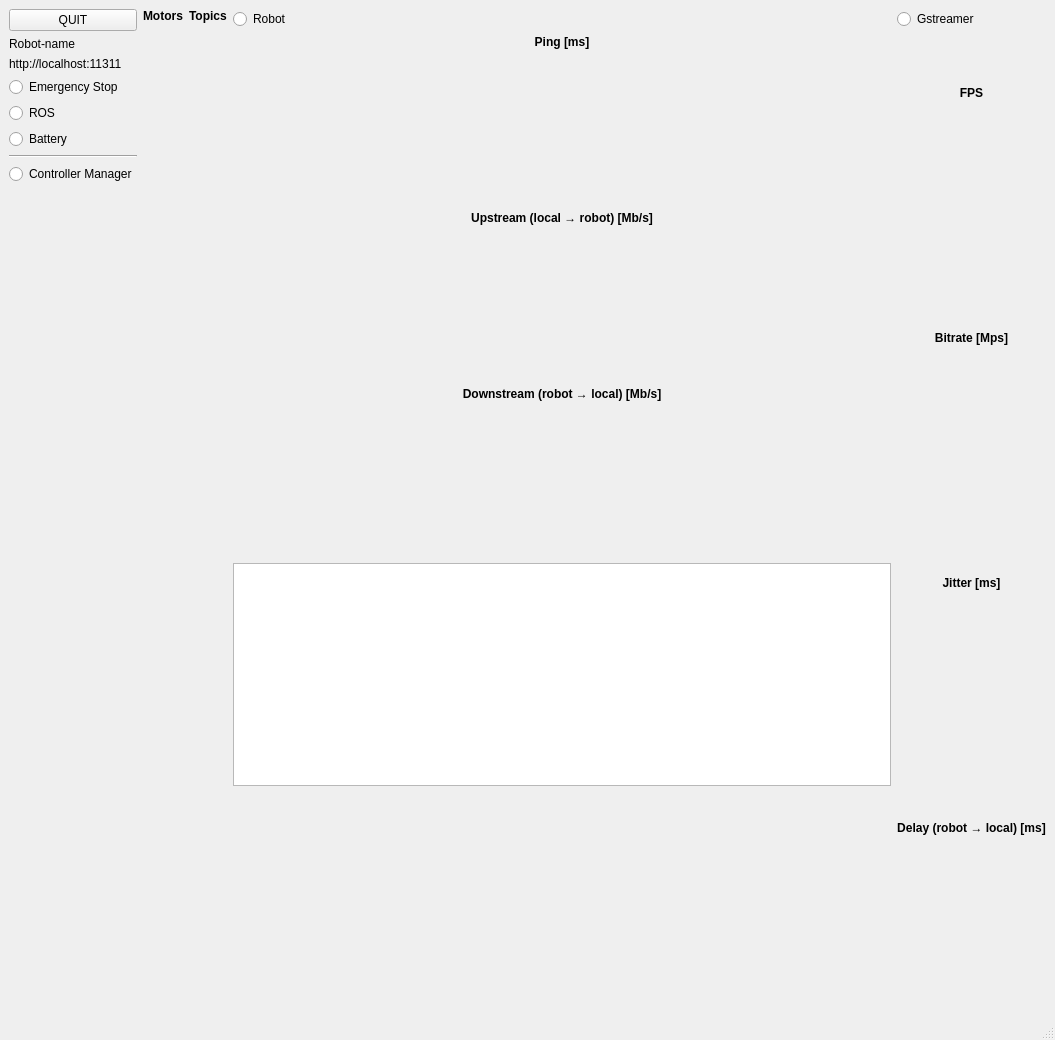
hucebot/robot_dashboard, file dashboard.ui: the form before one commit.
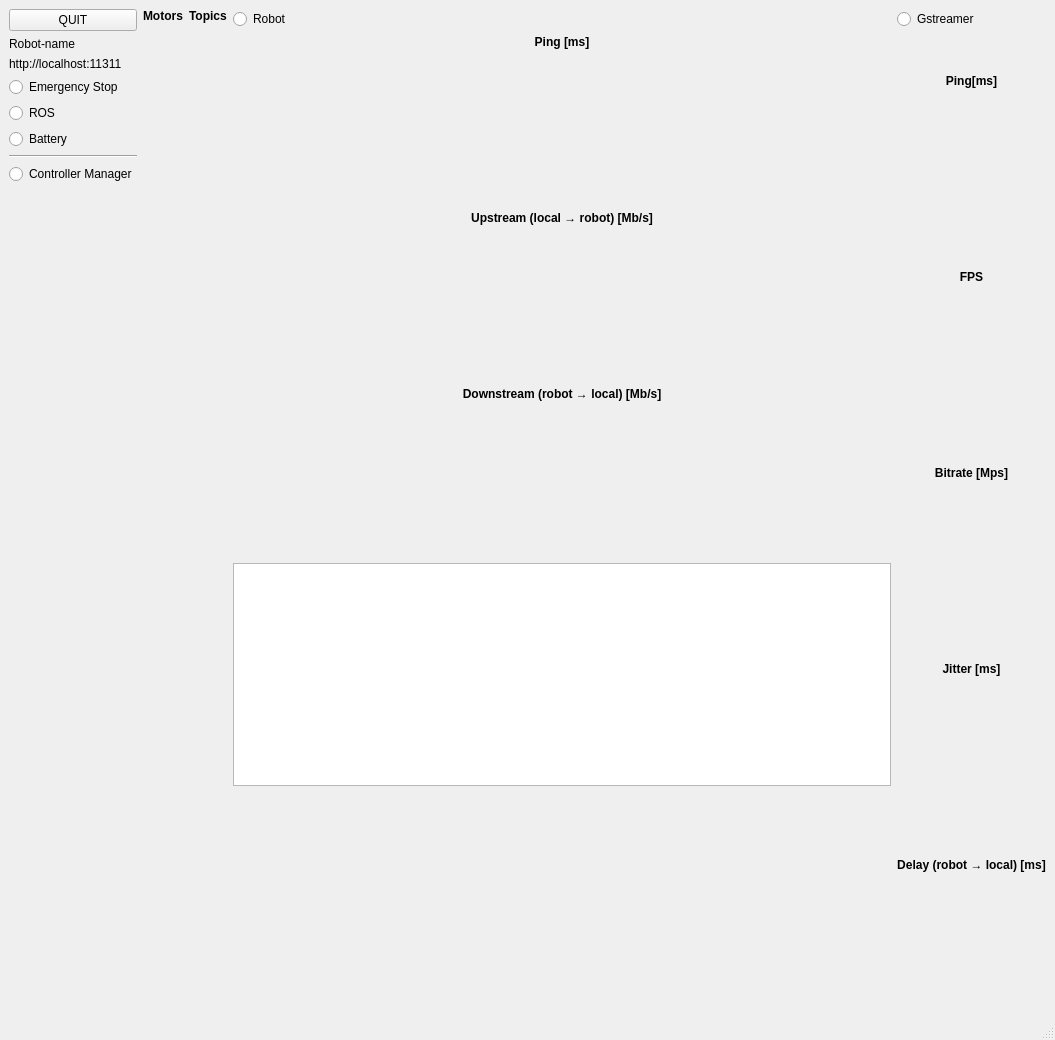
The form after the commit. Custom widgets are drawn as their Qt base class.

Commit message: add ping gstreamer

Diff of the .ui file:
```diff
--- a/dashboard.ui
+++ b/dashboard.ui
@@ -284,6 +284,16 @@
         </property>
        </widget>
       </item>
+      <item>
+       <widget class="QLabel" name="label_ping_gstreamer">
+        <property name="text">
+         <string>&lt;center&gt;&lt;b&gt;Ping[ms]&lt;/b&gt;&lt;/center&gt;</string>
+        </property>
+       </widget>
+      </item>
+      <item>
+       <widget class="Plot" name="plot_ping_gstreamer" native="true"/>
+      </item>
       <item>
        <widget class="QLabel" name="label_fps">
         <property name="text">
```
The commit also changes 3 other files.
